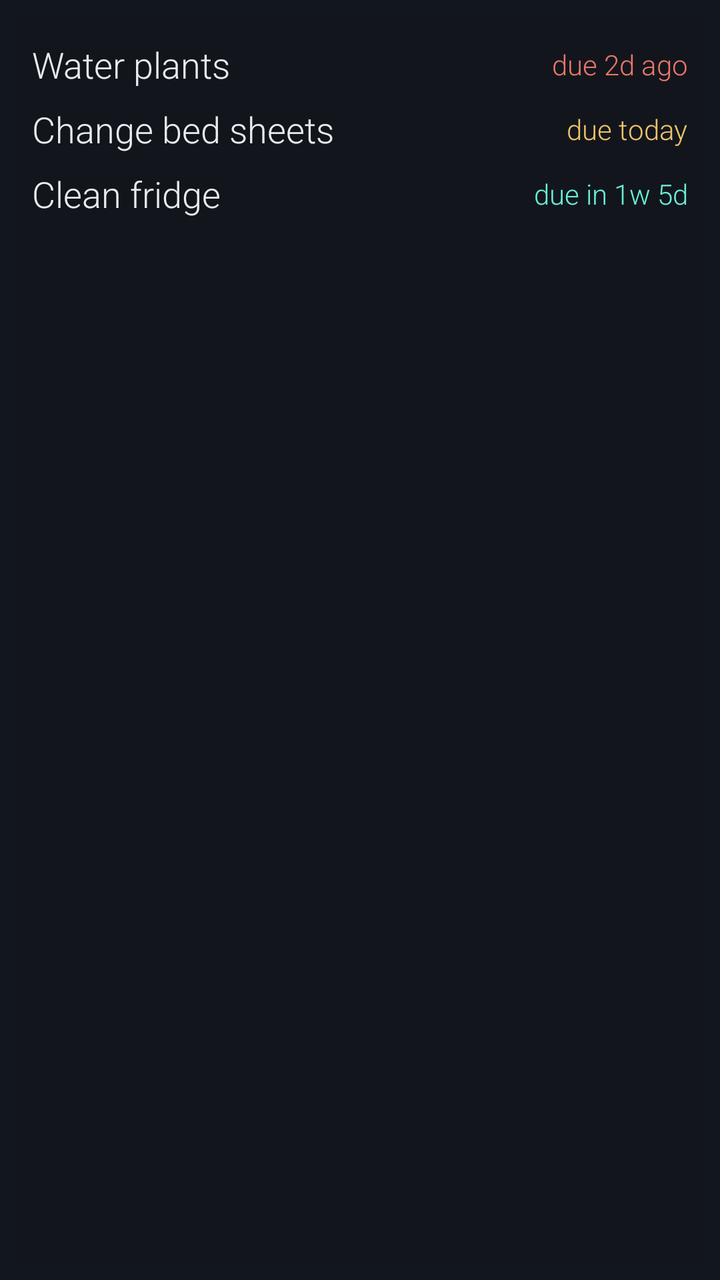
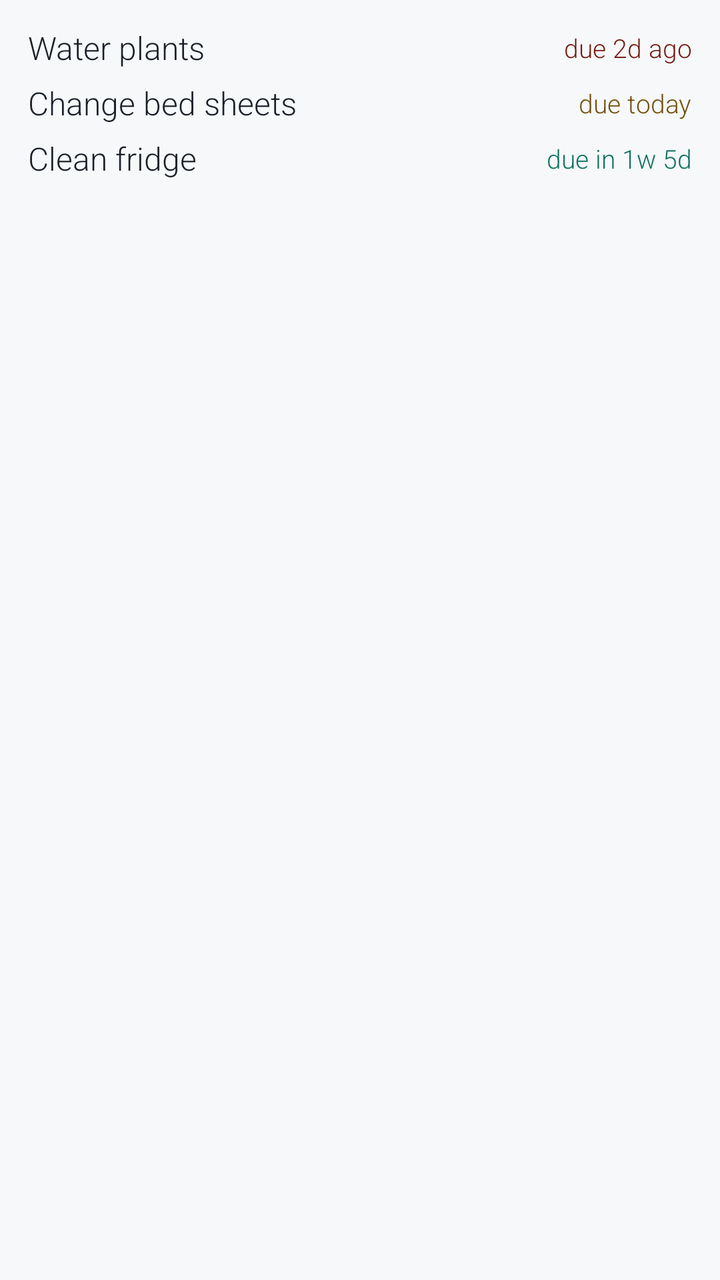

Screens rendered from an Android XML layout before and after an edit, with the pre-edit source and the edit as a unified diff.
<!-- AndroidManifest.xml: application theme Theme.QuadrantTwoDo -->
<!-- res/layout/widget_preview.xml -->
<?xml version="1.0" encoding="utf-8"?>
<FrameLayout xmlns:android="http://schemas.android.com/apk/res/android"
    xmlns:tools="http://schemas.android.com/tools"
    tools:ignore="UselessParent"
    android:layout_width="match_parent"
    android:layout_height="match_parent"
    android:padding="8dp">

    <LinearLayout
        android:layout_width="match_parent"
        android:layout_height="match_parent"
        android:background="@color/widget_panel"
        android:orientation="vertical"
        android:padding="8dp">

        <LinearLayout style="@style/WidgetPreviewRow">
            <TextView style="@style/WidgetPreviewName" android:text="@string/widget_preview_name_1" />
            <TextView style="@style/WidgetPreviewDue" android:text="@string/widget_preview_due_1" android:textColor="@color/preview_due_late" />
        </LinearLayout>

        <LinearLayout style="@style/WidgetPreviewRow">
            <TextView style="@style/WidgetPreviewName" android:text="@string/widget_preview_name_2" />
            <TextView style="@style/WidgetPreviewDue" android:text="@string/widget_preview_due_2" android:textColor="@color/preview_due_now" />
        </LinearLayout>

        <LinearLayout style="@style/WidgetPreviewRow">
            <TextView style="@style/WidgetPreviewName" android:text="@string/widget_preview_name_3" />
            <TextView style="@style/WidgetPreviewDue" android:text="@string/widget_preview_due_3" android:textColor="@color/preview_due_soon" />
        </LinearLayout>
    </LinearLayout>
</FrameLayout>
<!-- resources referenced by this layout -->
<resources>
  <color name="preview_due_late">#FFED766B</color>
  <color name="preview_due_now">#FFEDC26B</color>
  <color name="preview_due_soon">#FF6BEDD7</color>
  <color name="widget_panel">#8012161D</color>
  <string name="widget_preview_due_1">due 2d ago</string>
  <string name="widget_preview_due_2">due today</string>
  <string name="widget_preview_due_3">due in 1w 5d</string>
  <string name="widget_preview_name_1">Water plants</string>
  <string name="widget_preview_name_2">Change bed sheets</string>
  <string name="widget_preview_name_3">Clean fridge</string>
  <style name="WidgetPreviewDue">
          <item name="android:layout_width">wrap_content</item>
          <item name="android:layout_height">wrap_content</item>
          <item name="android:layout_marginStart">6dp</item>
          <item name="android:singleLine">true</item>
          <item name="android:textSize">14sp</item>
          <item name="android:fontFamily">sans-serif-light</item>
      </style>
  <style name="WidgetPreviewName">
          <item name="android:layout_width">0dp</item>
          <item name="android:layout_height">wrap_content</item>
          <item name="android:layout_weight">1</item>
          <item name="android:singleLine">true</item>
          <item name="android:textSize">18sp</item>
          <item name="android:textColor">@color/ink</item>
          <item name="android:fontFamily">sans-serif-light</item>
      </style>
  <style name="WidgetPreviewRow">
          <item name="android:layout_width">match_parent</item>
          <item name="android:layout_height">wrap_content</item>
          <item name="android:orientation">horizontal</item>
          <item name="android:gravity">center_vertical</item>
          <item name="android:paddingTop">4dp</item>
          <item name="android:paddingBottom">4dp</item>
      </style>
  <style name="Theme.QuadrantTwoDo" parent="android:Theme.Material.NoActionBar">
          <item name="android:windowBackground">@color/background</item>
          <item name="android:statusBarColor">@android:color/transparent</item>
          <item name="android:navigationBarColor">@android:color/transparent</item>
      </style>
  <color name="ink">#FFE8ECF1</color>
  <color name="background">#FF12161D</color>
</resources>

<!-- the commit's change to res/layout/widget_preview.xml (unified diff, before → after) -->
@@ -1,31 +1,24 @@
 <?xml version="1.0" encoding="utf-8"?>
-<FrameLayout xmlns:android="http://schemas.android.com/apk/res/android"
-    xmlns:tools="http://schemas.android.com/tools"
-    tools:ignore="UselessParent"
+<LinearLayout xmlns:android="http://schemas.android.com/apk/res/android"
     android:layout_width="match_parent"
     android:layout_height="match_parent"
-    android:padding="8dp">
+    android:background="@drawable/widget_preview_panel"
+    android:orientation="vertical"
+    android:paddingHorizontal="14dp"
+    android:paddingVertical="10dp">
 
-    <LinearLayout
-        android:layout_width="match_parent"
-        android:layout_height="match_parent"
-        android:background="@color/widget_panel"
-        android:orientation="vertical"
-        android:padding="8dp">
+    <LinearLayout style="@style/WidgetPreviewRow">
+        <TextView style="@style/WidgetPreviewName" android:text="@string/widget_preview_name_1" />
+        <TextView style="@style/WidgetPreviewDue" android:text="@string/widget_preview_due_1" android:textColor="@color/preview_due_late" />
+    </LinearLayout>
 
-        <LinearLayout style="@style/WidgetPreviewRow">
-            <TextView style="@style/WidgetPreviewName" android:text="@string/widget_preview_name_1" />
-            <TextView style="@style/WidgetPreviewDue" android:text="@string/widget_preview_due_1" android:textColor="@color/preview_due_late" />
-        </LinearLayout>
+    <LinearLayout style="@style/WidgetPreviewRow">
+        <TextView style="@style/WidgetPreviewName" android:text="@string/widget_preview_name_2" />
+        <TextView style="@style/WidgetPreviewDue" android:text="@string/widget_preview_due_2" android:textColor="@color/preview_due_now" />
+    </LinearLayout>
 
-        <LinearLayout style="@style/WidgetPreviewRow">
-            <TextView style="@style/WidgetPreviewName" android:text="@string/widget_preview_name_2" />
-            <TextView style="@style/WidgetPreviewDue" android:text="@string/widget_preview_due_2" android:textColor="@color/preview_due_now" />
-        </LinearLayout>
-
-        <LinearLayout style="@style/WidgetPreviewRow">
-            <TextView style="@style/WidgetPreviewName" android:text="@string/widget_preview_name_3" />
-            <TextView style="@style/WidgetPreviewDue" android:text="@string/widget_preview_due_3" android:textColor="@color/preview_due_soon" />
-        </LinearLayout>
+    <LinearLayout style="@style/WidgetPreviewRow">
+        <TextView style="@style/WidgetPreviewName" android:text="@string/widget_preview_name_3" />
+        <TextView style="@style/WidgetPreviewDue" android:text="@string/widget_preview_due_3" android:textColor="@color/preview_due_soon" />
     </LinearLayout>
-</FrameLayout>
+</LinearLayout>
<!-- resource entries referenced after the edit -->
@@ -1,9 +1,15 @@
 <!-- resources referenced by this layout -->
 <resources>
-  <color name="preview_due_late">#FFED766B</color>
-  <color name="preview_due_now">#FFEDC26B</color>
-  <color name="preview_due_soon">#FF6BEDD7</color>
-  <color name="widget_panel">#8012161D</color>
+  <color name="preview_due_late">#FF731911</color>
+  <color name="preview_due_now">#FF735211</color>
+  <color name="preview_due_soon">#FF117362</color>
+  <!-- drawable widget_preview_panel (drawable) -->
+  <?xml version="1.0" encoding="utf-8"?>
+  <shape xmlns:android="http://schemas.android.com/apk/res/android" android:shape="rectangle">
+      <solid android:color="@color/widget_panel" />
+      <corners android:radius="16dp" />
+  </shape>
+  <color name="widget_panel">#B3F7F8FA</color>
   <string name="widget_preview_due_1">due 2d ago</string>
   <string name="widget_preview_due_2">due today</string>
   <string name="widget_preview_due_3">due in 1w 5d</string>
@@ -15,7 +21,7 @@
           <item name="android:layout_height">wrap_content</item>
           <item name="android:layout_marginStart">6dp</item>
           <item name="android:singleLine">true</item>
-          <item name="android:textSize">14sp</item>
+          <item name="android:textSize">13sp</item>
           <item name="android:fontFamily">sans-serif-light</item>
       </style>
   <style name="WidgetPreviewName">
@@ -23,7 +29,7 @@
           <item name="android:layout_height">wrap_content</item>
           <item name="android:layout_weight">1</item>
           <item name="android:singleLine">true</item>
-          <item name="android:textSize">18sp</item>
+          <item name="android:textSize">16sp</item>
           <item name="android:textColor">@color/ink</item>
           <item name="android:fontFamily">sans-serif-light</item>
       </style>
@@ -32,15 +38,15 @@
           <item name="android:layout_height">wrap_content</item>
           <item name="android:orientation">horizontal</item>
           <item name="android:gravity">center_vertical</item>
-          <item name="android:paddingTop">4dp</item>
-          <item name="android:paddingBottom">4dp</item>
+          <item name="android:paddingTop">3dp</item>
+          <item name="android:paddingBottom">3dp</item>
       </style>
-  <style name="Theme.QuadrantTwoDo" parent="android:Theme.Material.NoActionBar">
+  <style name="Theme.QuadrantTwoDo" parent="android:Theme.Material.Light.NoActionBar">
           <item name="android:windowBackground">@color/background</item>
           <item name="android:statusBarColor">@android:color/transparent</item>
           <item name="android:navigationBarColor">@android:color/transparent</item>
       </style>
-  <color name="ink">#FFE8ECF1</color>
-  <color name="background">#FF12161D</color>
+  <color name="ink">#FF1A2029</color>
+  <color name="background">#FFF7F8FA</color>
 </resources>
 
